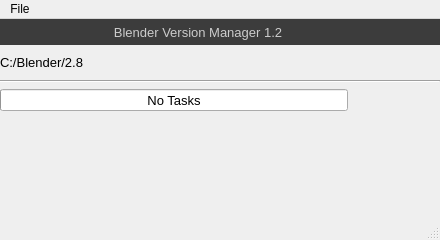
The window that main_window_design.ui (DotBow/Blender-Version-Manager) describes before a commit, drawn with Qt 5.
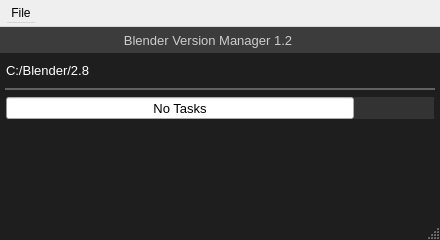
The same window after the commit. Icons and pictures are not drawn.

Patch:
```diff
--- a/main_window_design.ui
+++ b/main_window_design.ui
@@ -36,11 +36,23 @@
   <property name="accessibleDescription">
    <string/>
   </property>
+  <property name="autoFillBackground">
+   <bool>false</bool>
+  </property>
+  <property name="styleSheet">
+   <string notr="true">QMainWindow
+{
+	background-color: rgb(30, 30, 30);
+}</string>
+  </property>
   <property name="documentMode">
    <bool>false</bool>
   </property>
   <widget class="QWidget" name="centralwidget">
-   <layout class="QVBoxLayout" name="verticalLayout">
+   <property name="contextMenuPolicy">
+    <enum>Qt::DefaultContextMenu</enum>
+   </property>
+   <layout class="QVBoxLayout" name="verticalLayout" stretch="0,0,0,0,0,0">
     <property name="leftMargin">
      <number>0</number>
     </property>
@@ -64,6 +76,60 @@
       <property name="topMargin">
        <number>0</number>
       </property>
+      <item>
+       <widget class="QPushButton" name="btnFile">
+        <property name="sizeIncrement">
+         <size>
+          <width>0</width>
+          <height>0</height>
+         </size>
+        </property>
+        <property name="cursor">
+         <cursorShape>PointingHandCursor</cursorShape>
+        </property>
+        <property name="toolTip">
+         <string notr="true">Cancel Downloading</string>
+        </property>
+        <property name="statusTip">
+         <string notr="true"/>
+        </property>
+        <property name="autoFillBackground">
+         <bool>false</bool>
+        </property>
+        <property name="styleSheet">
+         <string notr="true">QPushButton
+{
+	background-color: rgb(60, 60, 60);
+	border-style: solid;
+	border-width: 6px;
+}
+
+QPushButton:pressed
+{
+	background-color: rgb(80, 80, 80);
+}
+
+QPushButton:hover
+{
+	background-color: rgb(80, 80, 80);
+}</string>
+        </property>
+        <property name="text">
+         <string notr="true"/>
+        </property>
+        <property name="icon">
+         <iconset>
+          <normalon>:/icons/app.png</normalon>
+         </iconset>
+        </property>
+        <property name="iconSize">
+         <size>
+          <width>20</width>
+          <height>20</height>
+         </size>
+        </property>
+       </widget>
+      </item>
       <item>
        <widget class="QLabel" name="label">
         <property name="sizePolicy">
@@ -88,7 +154,8 @@
         </property>
         <property name="styleSheet">
          <string notr="true">background-color: rgb(60, 60, 60);
-color: rgb(204, 204, 204);</string>
+color: rgb(204, 204, 204);
+padding: 0px 0px 0px 20px;</string>
         </property>
         <property name="text">
          <string notr="true">Blender Version Manager 1.2</string>
@@ -125,9 +192,75 @@
          <bool>false</bool>
         </property>
         <property name="styleSheet">
-         <string notr="true">background-color: rgb(60, 60, 60);
-border-style: solid;
-border-width: 6px;</string>
+         <string notr="true">QPushButton
+{
+	background-color: rgb(60, 60, 60);
+	border-style: solid;
+	border-width: 6px;
+}
+
+QPushButton:pressed
+{
+	background-color: rgb(80, 80, 80);
+}
+
+QPushButton:hover
+{
+	background-color: rgb(80, 80, 80);
+}</string>
+        </property>
+        <property name="text">
+         <string notr="true"/>
+        </property>
+        <property name="icon">
+         <iconset resource="icons/resources.qrc">
+          <normaloff>:/icons/minimize.png</normaloff>:/icons/minimize.png</iconset>
+        </property>
+        <property name="iconSize">
+         <size>
+          <width>20</width>
+          <height>20</height>
+         </size>
+        </property>
+       </widget>
+      </item>
+      <item>
+       <widget class="QPushButton" name="btnClose">
+        <property name="sizeIncrement">
+         <size>
+          <width>0</width>
+          <height>0</height>
+         </size>
+        </property>
+        <property name="cursor">
+         <cursorShape>PointingHandCursor</cursorShape>
+        </property>
+        <property name="toolTip">
+         <string notr="true">Cancel Downloading</string>
+        </property>
+        <property name="statusTip">
+         <string notr="true"/>
+        </property>
+        <property name="autoFillBackground">
+         <bool>false</bool>
+        </property>
+        <property name="styleSheet">
+         <string notr="true">QPushButton
+{
+	background-color: rgb(60, 60, 60);
+	border-style: solid;
+	border-width: 6px;
+}
+
+QPushButton:pressed
+{
+	background-color: rgb(232, 17, 35);
+}
+
+QPushButton:hover
+{
+	background-color: rgb(232, 17, 35);
+}</string>
         </property>
         <property name="text">
          <string notr="true"/>
@@ -149,6 +282,12 @@
     </item>
     <item>
      <layout class="QHBoxLayout" name="layoutRootFolderSettings">
+      <property name="leftMargin">
+       <number>6</number>
+      </property>
+      <property name="rightMargin">
+       <number>6</number>
+      </property>
       <item>
        <widget class="QLabel" name="labelRootFolder">
         <property name="sizePolicy">
@@ -173,6 +312,9 @@
         <property name="statusTip">
          <string notr="true"/>
         </property>
+        <property name="styleSheet">
+         <string notr="true">color: rgb(255, 255, 255);</string>
+        </property>
         <property name="text">
          <string notr="true">C:/Blender/2.8</string>
         </property>
@@ -212,6 +354,25 @@
         <property name="autoFillBackground">
          <bool>false</bool>
         </property>
+        <property name="styleSheet">
+         <string notr="true">QPushButton
+{
+	border-style: solid;
+	border-width: 4px;
+}
+                 
+QPushButton:pressed
+{
+	background-color: rgb(80, 80, 80);
+	border-color: rgb(80, 80, 80);
+}
+                 
+QPushButton:hover
+{
+	background-color: rgb(80, 80, 80);
+	border-color: rgb(80, 80, 80);
+}</string>
+        </property>
         <property name="text">
          <string notr="true"/>
         </property>
@@ -253,6 +414,25 @@
         <property name="statusTip">
          <string notr="true"/>
         </property>
+        <property name="styleSheet">
+         <string notr="true">QPushButton
+{
+	border-style: solid;
+	border-width: 4px;
+}
+                 
+QPushButton:pressed
+{
+	background-color: rgb(80, 80, 80);
+	border-color: rgb(80, 80, 80);
+}
+                 
+QPushButton:hover
+{
+	background-color: rgb(80, 80, 80);
+	border-color: rgb(80, 80, 80);
+}</string>
+        </property>
         <property name="text">
          <string notr="true"/>
         </property>
@@ -279,6 +459,16 @@
     </item>
     <item>
      <widget class="Line" name="line">
+      <property name="styleSheet">
+       <string notr="true">margin: 0px 6px 0px 6px;
+color:  rgb(97, 97, 98);</string>
+      </property>
+      <property name="frameShadow">
+       <enum>QFrame::Plain</enum>
+      </property>
+      <property name="lineWidth">
+       <number>2</number>
+      </property>
       <property name="orientation">
        <enum>Qt::Horizontal</enum>
       </property>
@@ -286,6 +476,15 @@
     </item>
     <item>
      <layout class="QHBoxLayout" name="layoutUpdateTaskIndicator">
+      <property name="spacing">
+       <number>0</number>
+      </property>
+      <property name="leftMargin">
+       <number>6</number>
+      </property>
+      <property name="rightMargin">
+       <number>6</number>
+      </property>
       <item>
        <widget class="QProgressBar" name="progressBar">
         <property name="sizePolicy">
@@ -314,6 +513,21 @@
         <property name="statusTip">
          <string notr="true"/>
         </property>
+        <property name="styleSheet">
+         <string notr="true">QProgressBar
+{
+	color: rgb(255, 255, 255);
+	background-color: rgb(51, 51, 51);
+	border-style: solid;
+	border-color: rgb(51, 51, 51);
+	border-width: 3px;
+}
+
+QProgressBar::chunk 
+{
+    background: rgb(49, 117, 52);
+}f</string>
+        </property>
         <property name="value">
          <number>0</number>
         </property>
@@ -323,6 +537,9 @@
         <property name="textVisible">
          <bool>true</bool>
         </property>
+        <property name="invertedAppearance">
+         <bool>false</bool>
+        </property>
         <property name="textDirection">
          <enum>QProgressBar::TopToBottom</enum>
         </property>
@@ -342,6 +559,28 @@
         <property name="statusTip">
          <string notr="true"/>
         </property>
+        <property name="styleSheet">
+         <string notr="true">QPushButton
+{
+	color: rgb(255, 255, 255);
+	background-color: rgb(51, 51, 51);
+	border-style: solid;
+	border-color: rgb(51, 51, 51);
+	border-width: 4px;
+}
+                 
+QPushButton:pressed
+{
+	background-color: rgb(80, 80, 80);
+	border-color: rgb(80, 80, 80);
+}
+                 
+QPushButton:hover
+{
+	background-color: rgb(80, 80, 80);
+	border-color: rgb(80, 80, 80);
+}</string>
+        </property>
         <property name="text">
          <string notr="true"/>
         </property>
@@ -372,6 +611,28 @@
         <property name="statusTip">
          <string notr="true"/>
         </property>
+        <property name="styleSheet">
+         <string notr="true">QPushButton
+{
+	color: rgb(255, 255, 255);
+	background-color: rgb(51, 51, 51);
+	border-style: solid;
+	border-color: rgb(51, 51, 51);
+	border-width: 4px;
+}
+                 
+QPushButton:pressed
+{
+	background-color: rgb(80, 80, 80);
+	border-color: rgb(80, 80, 80);
+}
+                 
+QPushButton:hover
+{
+	background-color: rgb(80, 80, 80);
+	border-color: rgb(80, 80, 80);
+}</string>
+        </property>
         <property name="text">
          <string notr="true"/>
         </property>
@@ -417,9 +678,12 @@
      <x>0</x>
      <y>0</y>
      <width>440</width>
-     <height>21</height>
+     <height>29</height>
     </rect>
    </property>
+   <property name="styleSheet">
+    <string notr="true">padding: 4px 1px 4px 1px;</string>
+   </property>
    <widget class="QMenu" name="menuFile">
     <property name="title">
      <string>File</string>
```
Left out of the diff: 68 changed lines with no effect on the pictures.
